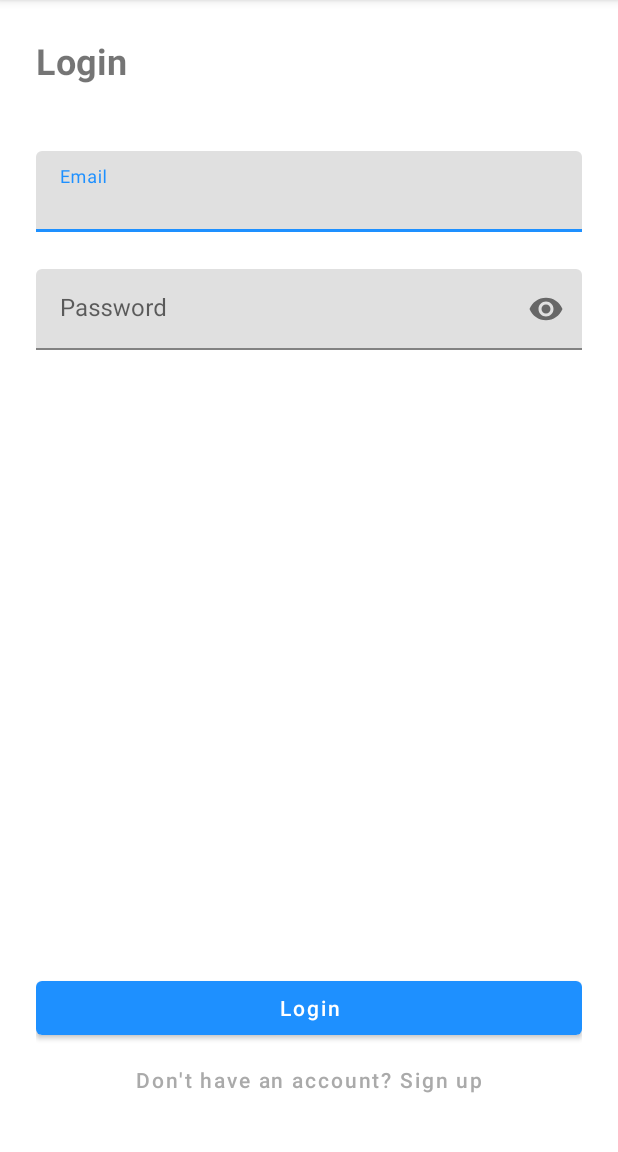
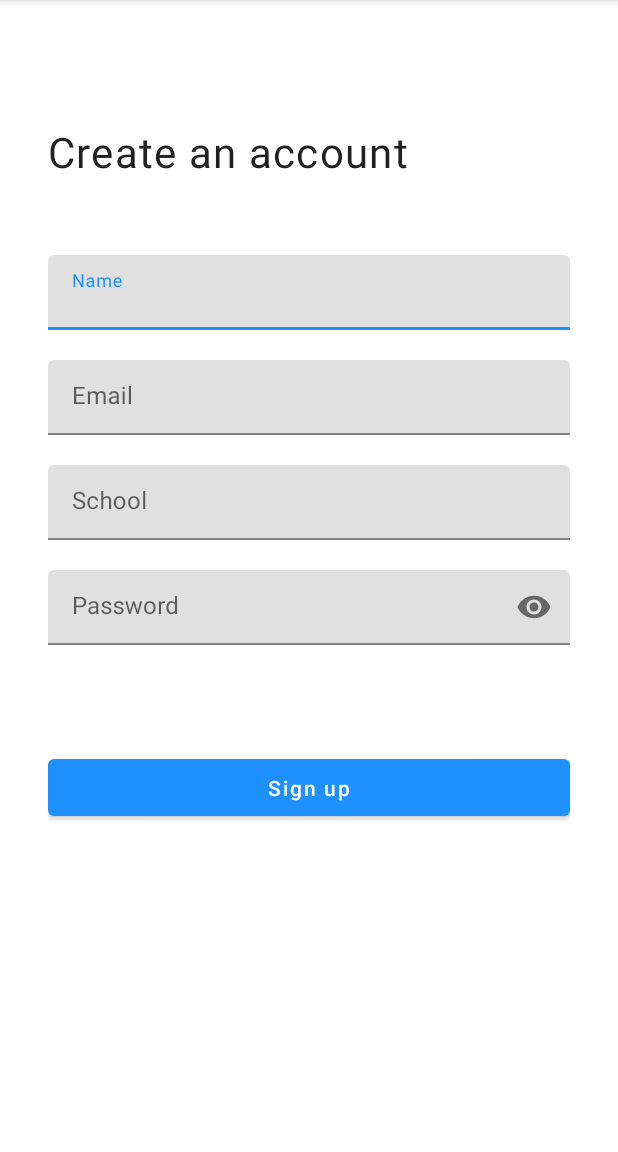
Before and after one commit to theDroidCamp/Local-Storage, an Android app: the screen it shows after launch (LoginActivity before the commit, SignUpActivity after it), after a tap on "Sign up", on a phone screen of 412 x 824 dp, the part 84-1236 px from its top. Run offline under Robolectric (Android 15) with nearby library versions, the phone set to English and light mode, and no system bars.

```diff
--- a/app/src/main/AndroidManifest.xml
+++ b/app/src/main/AndroidManifest.xml
@@ -10,7 +10,7 @@
         android:supportsRtl="true"
         android:theme="@style/Theme.LocalStorage">
 
-        <activity android:name=".MainActivity">
+        <activity android:name=".SignUpActivity">
             <intent-filter>
                 <action android:name="android.intent.action.MAIN" />
 
--- a/app/src/main/java/com/example/android/localstorage/LoginActivity.kt
+++ b/app/src/main/java/com/example/android/localstorage/LoginActivity.kt
@@ -2,9 +2,9 @@
 
 import android.content.Context
 import android.content.Intent
-    import androidx.appcompat.app.AppCompatActivity
 import android.os.Bundle
 import android.widget.Toast
+import androidx.appcompat.app.AppCompatActivity
 import kotlinx.android.synthetic.main.activity_login.*
 
 class LoginActivity : AppCompatActivity() {
@@ -14,7 +14,7 @@
 
         buttonLogin.setOnClickListener { validateInputs() }
         buttonSignup.setOnClickListener {
-                startActivity(Intent(this, MainActivity::class.java))
+            startActivity(Intent(this, SignUpActivity::class.java))
 
         }
     }
--- a/app/src/main/java/com/example/android/localstorage/MainActivity.kt
+++ /dev/null
@@ -1,66 +0,0 @@
-    package com.example.android.localstorage
-
-    import android.content.Context
-    import android.content.Intent
-    import android.os.Bundle
-    import android.text.TextUtils
-    import android.widget.EditText
-    import android.widget.Toast
-    import androidx.appcompat.app.AppCompatActivity
-    import com.example.android.localstorage.databinding.ActivityMainBinding
-    import kotlinx.android.synthetic.main.activity_main.*
-
-    class MainActivity : AppCompatActivity() {
-
-        lateinit var binding: ActivityMainBinding
-        lateinit var nameEditText: EditText
-        lateinit var emailEditText: EditText
-        lateinit var schoolEditText: EditText
-        lateinit var passwordEditText: EditText
-
-        override fun onCreate(savedInstanceState: Bundle?) {
-            super.onCreate(savedInstanceState)
-            binding = ActivityMainBinding.inflate(layoutInflater)
-            setContentView(binding.root)
-            nameEditText = binding.nameEditText
-            emailEditText = binding.emailEditText
-            schoolEditText = binding.schoolEditText
-            passwordEditText = binding.passwordEditText
-
-            binding.signUpButton.setOnClickListener{ collectData()
-                //To display the details entered on the next screen
-
-                val intent = Intent(this, LoginActivity::class.java)
-                startActivity(intent)
-            }
-        }
-
-        //    Validates if all data are entered
-        private fun IsEntered(): Boolean {
-            var detailsEntered = true
-            if (TextUtils.isEmpty(nameEditText.text) || TextUtils.isEmpty(emailEditText.text) ||
-                TextUtils.isEmpty(schoolEditText.text) || TextUtils.isEmpty(passwordEditText.text)) {
-                Toast.makeText(this, "All inputs are required for creation", Toast.LENGTH_SHORT).show()
-                detailsEntered = false
-            }
-
-            return detailsEntered
-        }
-
-        // Collects user data and stores them
-        private fun collectData() {
-            if (IsEntered()) {
-                val detailsSupplied = getSharedPreferences("detailsSupplied", Context.MODE_PRIVATE)
-                val entered = detailsSupplied.edit()
-
-              entered.putString("name".plus(emailEditText.text.toString()), nameEditText.text.toString())
-                entered.putString("email".plus(emailEditText.text.toString()), emailEditText.text.toString())
-                entered.putString("school".plus(emailEditText.text.toString()), schoolEditText.text.toString())
-              entered.putString("password".plus(emailEditText.text.toString()), passwordEditText.text.toString())
-
-                entered.apply()
-
-                Toast.makeText(this, "Details saved", Toast.LENGTH_SHORT).show()
-            }
-        }
-    }
--- a/app/src/main/java/com/example/android/localstorage/ProfileActivity.kt
+++ b/app/src/main/java/com/example/android/localstorage/ProfileActivity.kt
@@ -5,10 +5,7 @@
 import android.os.Bundle
 import android.widget.TextView
 import androidx.appcompat.app.AppCompatActivity
-    import kotlinx.android.synthetic.*
-    import kotlinx.android.synthetic.main.activity_main.*
 import kotlinx.android.synthetic.main.activity_profile.*
-
 
 
 class ProfileActivity : AppCompatActivity() {
@@ -43,5 +40,4 @@
 
     }
 
-
 }
--- /dev/null
+++ b/app/src/main/java/com/example/android/localstorage/SignUpActivity.kt
@@ -0,0 +1,82 @@
+package com.example.android.localstorage
+
+import android.content.Context
+import android.content.Intent
+import android.os.Bundle
+import android.text.TextUtils
+import android.widget.EditText
+import android.widget.Toast
+import androidx.appcompat.app.AppCompatActivity
+import com.example.android.localstorage.databinding.ActivitySignUpBinding
+import com.example.android.localstorage.databinding.ActivitySignUpBinding.inflate
+
+class SignUpActivity : AppCompatActivity() {
+
+    private lateinit var binding: ActivitySignUpBinding
+    private lateinit var nameEditText: EditText
+    private lateinit var emailEditText: EditText
+    private lateinit var schoolEditText: EditText
+    private lateinit var passwordEditText: EditText
+
+    override fun onCreate(savedInstanceState: Bundle?) {
+        super.onCreate(savedInstanceState)
+        binding = inflate(layoutInflater)
+        setContentView(binding.root)
+        nameEditText = binding.nameEditText
+        emailEditText = binding.emailEditText
+        schoolEditText = binding.schoolEditText
+        passwordEditText = binding.passwordEditText
+
+        binding.signUpButton.setOnClickListener {
+            collectData()
+            //To display the details entered on the next screen
+            if (isEntered()) {
+                val intent = Intent(this, ProfileActivity::class.java)
+                startActivity(intent)
+            }
+
+        }
+    }
+
+    //    Validates if all data are entered
+    private fun isEntered(): Boolean {
+        var detailsEntered = true
+        if (TextUtils.isEmpty(nameEditText.text) || TextUtils.isEmpty(emailEditText.text) ||
+            TextUtils.isEmpty(schoolEditText.text) || TextUtils.isEmpty(passwordEditText.text)
+        ) {
+            Toast.makeText(this, "All inputs are required for creation", Toast.LENGTH_SHORT).show()
+            detailsEntered = false
+        }
+
+        return detailsEntered
+    }
+
+    // Collects user data and stores them
+    private fun collectData() {
+        if (isEntered()) {
+            val detailsSupplied = getSharedPreferences("detailsSupplied", Context.MODE_PRIVATE)
+            val entered = detailsSupplied.edit()
+
+            entered.putString(
+                "name".plus(emailEditText.text.toString()),
+                nameEditText.text.toString()
+            )
+            entered.putString(
+                "email".plus(emailEditText.text.toString()),
+                emailEditText.text.toString()
+            )
+            entered.putString(
+                "school".plus(emailEditText.text.toString()),
+                schoolEditText.text.toString()
+            )
+            entered.putString(
+                "password".plus(emailEditText.text.toString()),
+                passwordEditText.text.toString()
+            )
+
+            entered.apply()
+
+            Toast.makeText(this, "Details saved", Toast.LENGTH_SHORT).show()
+        }
+    }
+}
--- a/app/src/main/res/layout/activity_main.xml
+++ b/app/src/main/res/layout/activity_sign_up.xml
@@ -5,8 +5,8 @@
     android:layout_width="match_parent"
     android:layout_height="match_parent"
     android:orientation="vertical"
-    android:padding="46dp"
-    tools:context=".MainActivity">
+    android:padding="32dp"
+    tools:context=".SignUpActivity">
 
     <TextView
         android:id="@+id/create"
--- a/app/src/main/res/values/styles.xml
+++ b/app/src/main/res/values/styles.xml
@@ -1,10 +1,4 @@
 <resources>
-
-    <!-- Base application theme. -->
-    <style name="AppTheme" parent="Theme.MaterialComponents.Light.NoActionBar">
-        <!-- Customize your theme here. -->
-
-    </style>
     <style name="Widget.LocalStorage.TextView" parent="Widget.MaterialComponents.TextView">
         <item name="android:minHeight">20dp</item>
         <item name="android:gravity">center_vertical</item>
```
Lines whose indentation alone changed are shown as unchanged.
